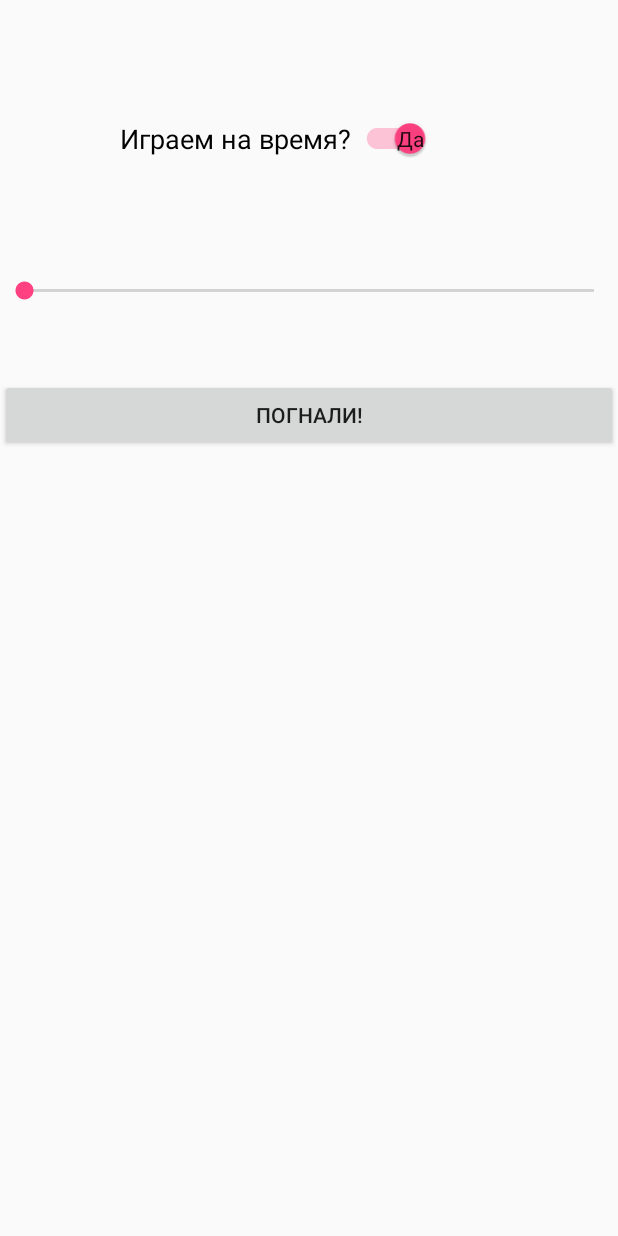
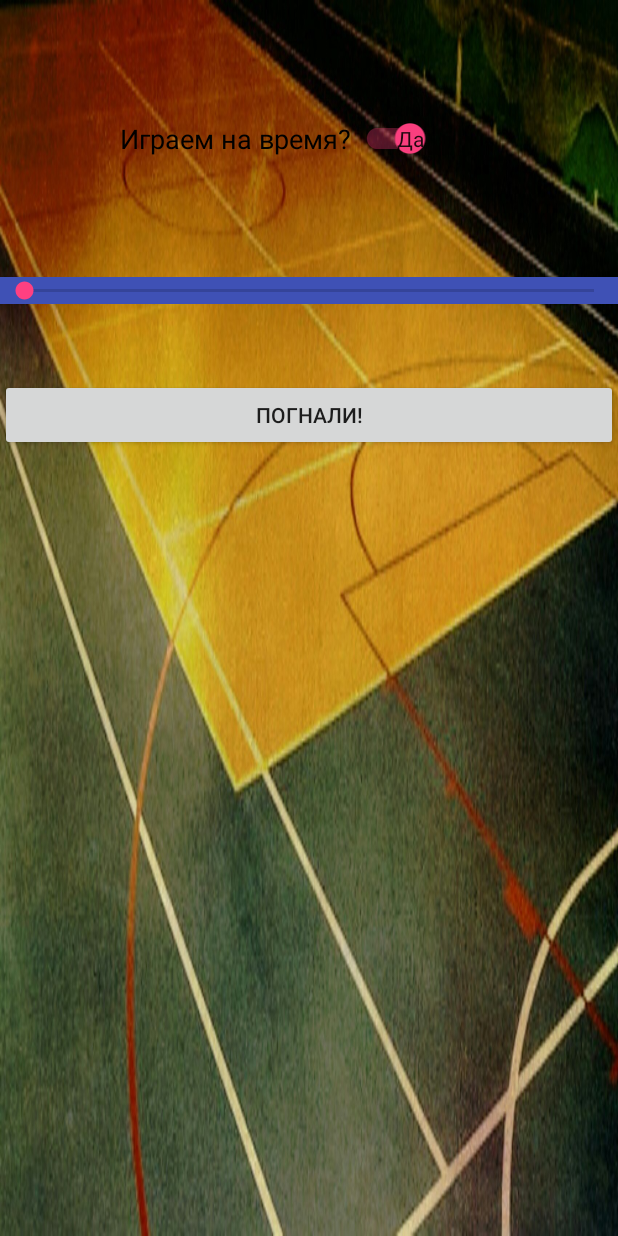
Before and after one commit to Velkonost/GameBall, an Android app: the ChooseDifficultyActivity screen opened directly, with no data from a screen before it, on a phone screen of 412 x 824 dp. Run offline under Robolectric (Android 15) with nearby library versions, the phone set to English and light mode, and no system bars.

Commit message:
added background to activity_choose_difficulty.

```diff
--- a/app/src/main/res/layout/activity_choose_difficulty.xml
+++ b/app/src/main/res/layout/activity_choose_difficulty.xml
@@ -3,7 +3,8 @@
               xmlns:app="http://schemas.android.com/apk/res-auto"
               android:orientation="vertical"
               android:layout_width="match_parent"
-              android:layout_height="match_parent">
+              android:layout_height="match_parent"
+              android:background="@drawable/fone_menu">
 
 
     <LinearLayout
@@ -30,7 +31,8 @@
     <SeekBar
         android:layout_width="match_parent"
         android:layout_height="wrap_content"
-        android:id="@+id/seekBar"/>
+        android:id="@+id/seekBar"
+        android:background="@color/colorPrimary"/>
 
     <Button
         android:text="Погнали!"
```
